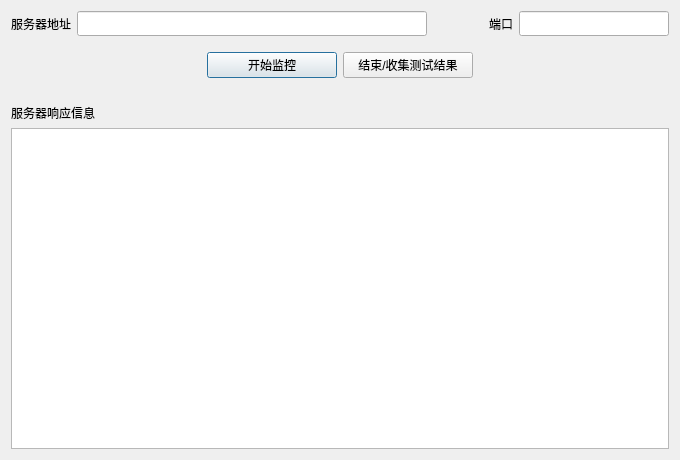
Old version of the form framework/gui/ui/src/monitor.ui in the repository cash2one/AutoDriver.
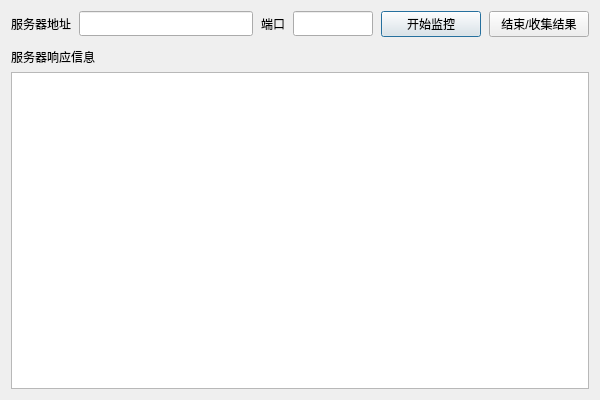
New version of the form. Icons and pictures are not drawn.

The edit to the form file:
```diff
--- a/framework/gui/ui/src/monitor.ui
+++ b/framework/gui/ui/src/monitor.ui
@@ -6,8 +6,8 @@
    <rect>
     <x>0</x>
     <y>0</y>
-    <width>680</width>
-    <height>460</height>
+    <width>600</width>
+    <height>400</height>
    </rect>
   </property>
   <property name="maximumSize">
@@ -26,6 +26,16 @@
   <layout class="QVBoxLayout" name="verticalLayout_2">
    <item>
     <layout class="QGridLayout" name="gridLayout">
+     <property name="horizontalSpacing">
+      <number>8</number>
+     </property>
+     <item row="0" column="0">
+      <widget class="QLabel" name="label">
+       <property name="text">
+        <string>服务器地址</string>
+       </property>
+      </widget>
+     </item>
      <item row="0" column="1">
       <widget class="QLineEdit" name="lineEdit">
        <property name="minimumSize">
@@ -36,17 +46,71 @@
        </property>
       </widget>
      </item>
+     <item row="0" column="4">
+      <widget class="QPushButton" name="btn_start">
+       <property name="minimumSize">
+        <size>
+         <width>100</width>
+         <height>0</height>
+        </size>
+       </property>
+       <property name="maximumSize">
+        <size>
+         <width>100</width>
+         <height>16777215</height>
+        </size>
+       </property>
+       <property name="text">
+        <string>开始监控</string>
+       </property>
+      </widget>
+     </item>
+     <item row="0" column="5">
+      <widget class="QPushButton" name="btn_end">
+       <property name="minimumSize">
+        <size>
+         <width>100</width>
+         <height>0</height>
+        </size>
+       </property>
+       <property name="maximumSize">
+        <size>
+         <width>100</width>
+         <height>16777215</height>
+        </size>
+       </property>
+       <property name="text">
+        <string>结束/收集结果</string>
+       </property>
+      </widget>
+     </item>
+     <item row="0" column="3">
+      <widget class="QLineEdit" name="txt_port">
+       <property name="minimumSize">
+        <size>
+         <width>0</width>
+         <height>25</height>
+        </size>
+       </property>
+       <property name="maximumSize">
+        <size>
+         <width>80</width>
+         <height>16777215</height>
+        </size>
+       </property>
+      </widget>
+     </item>
      <item row="0" column="2">
       <widget class="QLabel" name="label_2">
        <property name="minimumSize">
         <size>
-         <width>80</width>
+         <width>0</width>
          <height>0</height>
         </size>
        </property>
        <property name="maximumSize">
         <size>
-         <width>80</width>
+         <width>16777215</width>
          <height>16777215</height>
         </size>
        </property>
@@ -58,107 +122,13 @@
        </property>
       </widget>
      </item>
-     <item row="0" column="0">
-      <widget class="QLabel" name="label">
-       <property name="text">
-        <string>服务器地址</string>
-       </property>
-      </widget>
-     </item>
-     <item row="0" column="3">
-      <widget class="QLineEdit" name="lineEdit_2">
-       <property name="minimumSize">
-        <size>
-         <width>0</width>
-         <height>25</height>
-        </size>
-       </property>
-       <property name="maximumSize">
-        <size>
-         <width>150</width>
-         <height>16777215</height>
-        </size>
-       </property>
-      </widget>
-     </item>
-    </layout>
-   </item>
-   <item>
-    <layout class="QHBoxLayout" name="horizontalLayout">
-     <property name="topMargin">
-      <number>10</number>
-     </property>
-     <property name="bottomMargin">
-      <number>20</number>
-     </property>
-     <item>
-      <spacer name="horizontalSpacer">
-       <property name="orientation">
-        <enum>Qt::Horizontal</enum>
-       </property>
-       <property name="sizeHint" stdset="0">
-        <size>
-         <width>40</width>
-         <height>20</height>
-        </size>
-       </property>
-      </spacer>
-     </item>
-     <item>
-      <widget class="QPushButton" name="pushButton">
-       <property name="minimumSize">
-        <size>
-         <width>130</width>
-         <height>0</height>
-        </size>
-       </property>
-       <property name="maximumSize">
-        <size>
-         <width>150</width>
-         <height>16777215</height>
-        </size>
-       </property>
-       <property name="text">
-        <string>开始监控</string>
-       </property>
-      </widget>
-     </item>
-     <item>
-      <widget class="QPushButton" name="pushButton_2">
-       <property name="minimumSize">
-        <size>
-         <width>130</width>
-         <height>0</height>
-        </size>
-       </property>
-       <property name="maximumSize">
-        <size>
-         <width>150</width>
-         <height>16777215</height>
-        </size>
-       </property>
-       <property name="text">
-        <string>结束/收集测试结果</string>
-       </property>
-      </widget>
-     </item>
-     <item>
-      <spacer name="horizontalSpacer_2">
-       <property name="orientation">
-        <enum>Qt::Horizontal</enum>
-       </property>
-       <property name="sizeHint" stdset="0">
-        <size>
-         <width>40</width>
-         <height>20</height>
-        </size>
-       </property>
-      </spacer>
-     </item>
     </layout>
    </item>
    <item>
     <layout class="QVBoxLayout" name="verticalLayout">
+     <property name="topMargin">
+      <number>5</number>
+     </property>
      <item>
       <widget class="QLabel" name="label_3">
        <property name="text">
```
Left out of the diff: 4 changed lines with no effect on the pictures.
